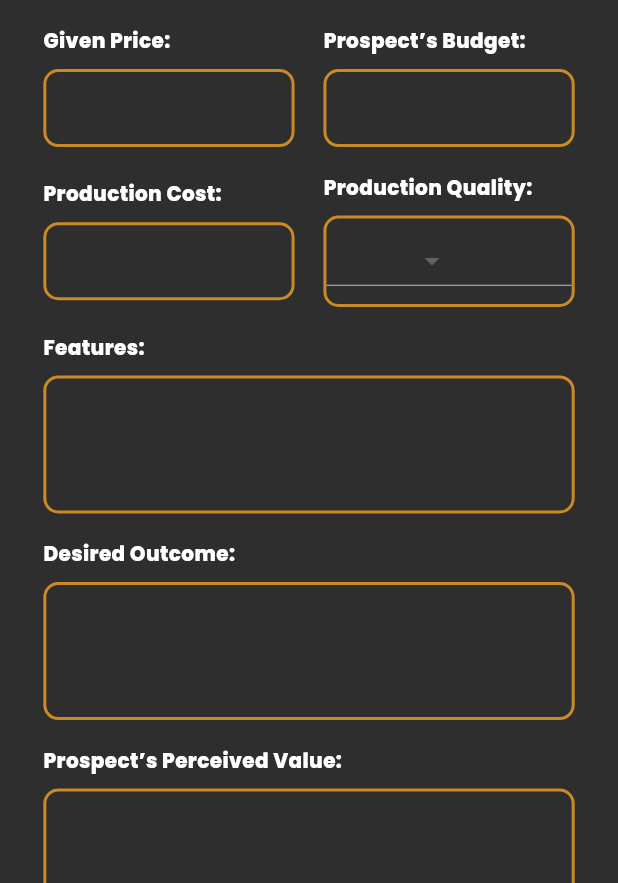
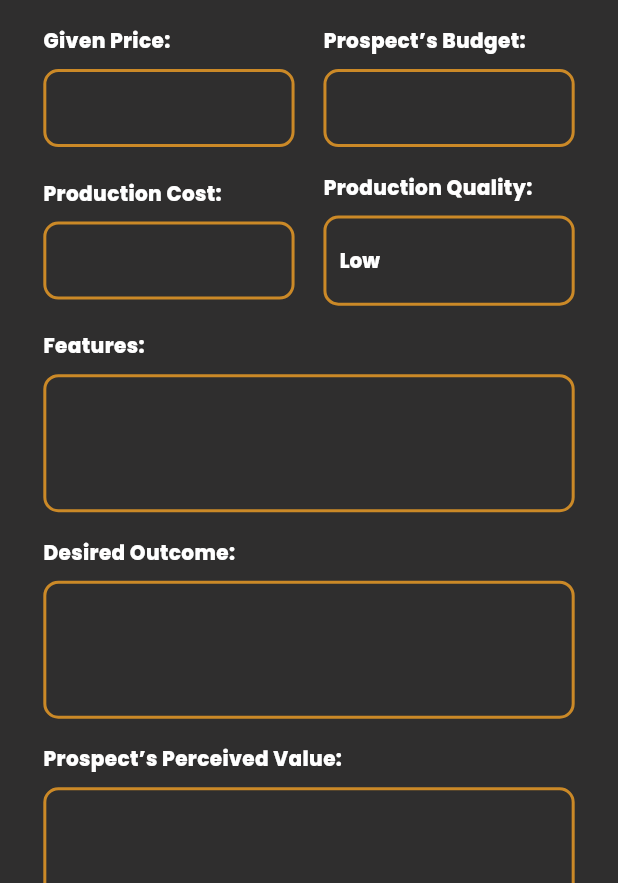
Before and after one commit to inapeace0/quo-ai-app, a Flutter app: the screen it shows after launch, after a tap on "Next", on a phone screen of 412 x 824 dp, the part 353-1236 px from its top. Run offline on Flutter 3.47's test engine with Material 3 defaults, Android fonts, the phone set to English and light mode, and no system bars; our stand-ins replace flutter_screenutil, go_router; missing offline and left inert: seo_renderer.

Commit message:
fix/dropdown-button

```diff
--- a/lib/aboutme.dart
+++ b/lib/aboutme.dart
@@ -1,5 +1,6 @@
 import 'package:flutter/material.dart';
 import 'package:flutter_screenutil/flutter_screenutil.dart';
+import 'package:go_router/go_router.dart';
 import 'package:quotionai/core/components/textarea.dart';
 import 'package:quotionai/generated/gen/assets.gen.dart';
 import 'package:quotionai/core/utils/theme/text_styles.dart';
@@ -57,7 +58,8 @@ class _AboutMeWidgetState extends State<AboutMeWidget> {
                 ElevatedButton(
                   onPressed: () {
                     // Add your button press logic here
-                    Navigator.pushNamed(context, '/businessquote');
+                    print("businessquote");
+                    context.push('/businessquote');
                   },
                   style: ButtonStyle(
                     backgroundColor: MaterialStateProperty.all<Color>(
--- a/lib/businessquote.dart
+++ b/lib/businessquote.dart
@@ -1,5 +1,6 @@
 import 'package:flutter/material.dart';
 import 'package:flutter_screenutil/flutter_screenutil.dart';
+import 'package:go_router/go_router.dart';
 import 'package:quotionai/core/components/dropdown.dart';
 import 'package:quotionai/core/components/numberfield.dart';
 import 'package:quotionai/core/components/textarea.dart';
@@ -101,35 +102,35 @@ class _BusinessQuoteState extends State<BusinessQuote> {
                       fontWeight: FontWeight.w800,
                       color: Colors.red),
                 ),
+                // ElevatedButton(
+                //   onPressed: () {
+                //     // Add your button press logic here
+                //     context.push('/freequotionresponse');
+                //   },
+                //   style: ButtonStyle(
+                //     backgroundColor: MaterialStateProperty.all<Color>(
+                //         const Color(0xFF60A735)),
+                //     shape: MaterialStateProperty.all<RoundedRectangleBorder>(
+                //       RoundedRectangleBorder(
+                //         borderRadius: BorderRadius.circular(0.0),
+                //       ),
+                //     ),
+                //     minimumSize: MaterialStateProperty.all(
+                //         const Size(double.infinity, 50)),
+                //   ),
+                //   child: Text(
+                //     'Analyze It!',
+                //     style: TextStyles.poppinsBold.copyWith(
+                //       fontSize: 30.sp,
+                //       fontWeight: FontWeight.w800,
+                //     ),
+                //   ),
+                // ),
+                // 20.verticalSpace,
                 ElevatedButton(
                   onPressed: () {
                     // Add your button press logic here
-                    Navigator.pushNamed(context, '/freequotionresponse');
-                  },
-                  style: ButtonStyle(
-                    backgroundColor: MaterialStateProperty.all<Color>(
-                        const Color(0xFF60A735)),
-                    shape: MaterialStateProperty.all<RoundedRectangleBorder>(
-                      RoundedRectangleBorder(
-                        borderRadius: BorderRadius.circular(0.0),
-                      ),
-                    ),
-                    minimumSize: MaterialStateProperty.all(
-                        const Size(double.infinity, 50)),
-                  ),
-                  child: Text(
-                    'Analyze It!',
-                    style: TextStyles.poppinsBold.copyWith(
-                      fontSize: 30.sp,
-                      fontWeight: FontWeight.w800,
-                    ),
-                  ),
-                ),
-                20.verticalSpace,
-                ElevatedButton(
-                  onPressed: () {
-                    // Add your button press logic here
-                    Navigator.pushNamed(context, '/upgrade');
+                    context.push('/paidquotionresponse', extra: {});
                   },
                   style: ButtonStyle(
                     backgroundColor: MaterialStateProperty.all<Color>(
--- a/lib/core/components/dropdown.dart
+++ b/lib/core/components/dropdown.dart
@@ -17,6 +17,7 @@ class DropdownField extends StatefulWidget {
 class _DropdownFieldState extends State<DropdownField> {
   final FocusNode _focus = FocusNode();
   bool isSelected = false;
+  String selectedValue = "Low";
 
   @override
   void initState() {
@@ -51,9 +52,13 @@ class _DropdownFieldState extends State<DropdownField> {
           ),
           10.verticalSpace,
         ],
-        Container(
+        Theme(
+          data: Theme.of(context).copyWith(
+            canvasColor: const Color(0xFF2F2E2E),
+          ),
+          child: Container(
             width: double.infinity,
-          padding: EdgeInsets.symmetric(vertical: 5.h),
+            padding: EdgeInsets.symmetric(vertical: 18.sp, horizontal: 10.sp),
             decoration: BoxDecoration(
               border: Border.all(
                 color: const Color(0xFFCB8927),
@@ -62,16 +67,38 @@ class _DropdownFieldState extends State<DropdownField> {
               borderRadius: BorderRadius.circular(10.0),
             ),
             child: DropdownButton<String>(
+              value: selectedValue,
               focusNode: _focus,
+              isDense: true,
+              icon: const SizedBox.shrink(),
+              underline: const SizedBox.shrink(),
+              style: TextStyles.poppinsBold.copyWith(
+                fontSize: 15.sp,
+                fontWeight: FontWeight.w800,
+                color: Colors.white,
+              ),
               items: <String>['Low', 'Medium', 'High'].map((String value) {
                 return DropdownMenuItem<String>(
                   value: value,
-                child: Text(value),
+                  child: Text(
+                    value,
+                    style: TextStyles.poppinsBold.copyWith(
+                      fontSize: 15.sp,
+                      fontWeight: FontWeight.w800,
+                      color: Colors.white,
+                    ),
+                  ),
                 );
               }).toList(),
-            onChanged: (_) {},
+              onChanged: (String? str) {
+                if (str != null) {
+                  selectedValue = str;
+                  setState(() {});
+                }
+              },
             ),
           ),
+        )
       ],
     );
   }
--- a/lib/freequotionresponse.dart
+++ b/lib/freequotionresponse.dart
@@ -1,5 +1,6 @@
 import 'package:flutter/material.dart';
 import 'package:flutter_screenutil/flutter_screenutil.dart';
+import 'package:go_router/go_router.dart';
 import 'package:quotionai/core/components/textarea.dart';
 import 'package:quotionai/core/utils/theme/text_styles.dart';
 import 'package:quotionai/generated/gen/assets.gen.dart';
@@ -69,7 +70,7 @@ class _FreeQuotionResponseState extends State<FreeQuotionResponse> {
                 ElevatedButton(
                   onPressed: () {
                     // Add your button press logic here
-                    Navigator.pushNamed(context, '/');
+                    context.push('/');
                   },
                   style: ButtonStyle(
                     backgroundColor: MaterialStateProperty.all<Color>(
--- a/lib/main.dart
+++ b/lib/main.dart
@@ -1,12 +1,14 @@
 import 'package:flutter/material.dart';
 import 'package:flutter_localizations/flutter_localizations.dart';
 import 'package:flutter_screenutil/flutter_screenutil.dart';
+import 'package:go_router/go_router.dart';
 import 'package:quotionai/aboutme.dart';
 import 'package:quotionai/businessquote.dart';
 import 'package:quotionai/generated/l10n.dart';
 import 'package:quotionai/freequotionresponse.dart';
 import 'package:quotionai/paidquotionresponse.dart';
 import 'package:quotionai/upgrading.dart';
+import 'package:seo_renderer/helpers/renderer_state.dart';
 
 void main() {
   runApp(const MyApp());
@@ -46,7 +48,7 @@ class _MyAppState extends State<MyApp> {
         minTextAdapt: true,
         splitScreenMode: true,
         builder: (context, child) {
-          return MaterialApp(
+          return MaterialApp.router(
             title: 'Quotion AI',
             localizationsDelegates: const [
               S.delegate, // Generated by intl
@@ -60,14 +62,55 @@ class _MyAppState extends State<MyApp> {
               colorScheme: ColorScheme.fromSeed(seedColor: Colors.deepPurple),
               useMaterial3: true,
             ),
-            initialRoute: '/',
-            routes: {
-              '/': (context) => const AboutMeWidget(),
-              '/businessquote': (context) => const BusinessQuote(),
-              '/freequotionresponse': (context) => const FreeQuotionResponse(),
-              '/paidquotionresponse': (context) => const PaidQuotionResponse(),
-              '/upgrade': (context) => const Upgrading(),
-            },
+            routerConfig: GoRouter(
+              initialLocation: "/",
+              observers: [
+                seoRouteObserver,
+              ],
+              debugLogDiagnostics: true,
+              routes: [
+                GoRoute(
+                  name: '/',
+                  path: '/',
+                  pageBuilder: (context, state) => NoTransitionPage<void>(
+                    key: state.pageKey,
+                    child: const AboutMeWidget(),
+                  ),
+                ),
+                GoRoute(
+                  name: '/businessquote',
+                  path: '/businessquote',
+                  pageBuilder: (context, state) => NoTransitionPage<void>(
+                    key: state.pageKey,
+                    child: const BusinessQuote(),
+                  ),
+                ),
+                GoRoute(
+                  name: '/freequotionresponse',
+                  path: '/freequotionresponse',
+                  pageBuilder: (context, state) => NoTransitionPage<void>(
+                    key: state.pageKey,
+                    child: const FreeQuotionResponse(),
+                  ),
+                ),
+                GoRoute(
+                  name: '/paidquotionresponse',
+                  path: '/paidquotionresponse',
+                  pageBuilder: (context, state) => NoTransitionPage<void>(
+                    key: state.pageKey,
+                    child: const PaidQuotionResponse(),
+                  ),
+                ),
+                GoRoute(
+                  name: '/upgrade',
+                  path: '/upgrade',
+                  pageBuilder: (context, state) => NoTransitionPage<void>(
+                    key: state.pageKey,
+                    child: const Upgrading(),
+                  ),
+                ),
+              ],
+            ),
           );
         });
   }
--- a/lib/paidquotionresponse.dart
+++ b/lib/paidquotionresponse.dart
@@ -1,5 +1,6 @@
 import 'package:flutter/material.dart';
 import 'package:flutter_screenutil/flutter_screenutil.dart';
+import 'package:go_router/go_router.dart';
 import 'package:quotionai/core/components/textarea.dart';
 import 'package:quotionai/core/utils/theme/text_styles.dart';
 import 'package:quotionai/generated/gen/assets.gen.dart';
@@ -35,7 +36,7 @@ class _PaidQuotionResponseState extends State<PaidQuotionResponse> {
                 ),
                 Assets.png.logo.image(height: 150.h),
                 20.verticalSpace,
-                TextArea(
+                const TextArea(
                   minLines: 20,
                 ),
                 20.verticalSpace,
@@ -49,7 +50,7 @@ class _PaidQuotionResponseState extends State<PaidQuotionResponse> {
                 ElevatedButton(
                   onPressed: () {
                     // Add your button press logic here
-                    Navigator.pushNamed(context, '/');
+                    context.push('/');
                   },
                   style: ButtonStyle(
                     backgroundColor: MaterialStateProperty.all<Color>(
--- a/lib/upgrading.dart
+++ b/lib/upgrading.dart
@@ -1,8 +1,6 @@
 import 'package:flutter/material.dart';
 import 'package:flutter_screenutil/flutter_screenutil.dart';
-import 'package:quotionai/core/components/dropdown.dart';
-import 'package:quotionai/core/components/numberfield.dart';
-import 'package:quotionai/core/components/textarea.dart';
+import 'package:go_router/go_router.dart';
 import 'package:quotionai/core/utils/theme/text_styles.dart';
 import 'package:quotionai/generated/gen/assets.gen.dart';
 import 'package:quotionai/generated/l10n.dart';
@@ -204,7 +202,7 @@ class _UpgradingState extends State<Upgrading> {
                 ElevatedButton(
                   onPressed: () {
                     // Add your button press logic here
-                    Navigator.pushNamed(context, '/');
+                    context.push('/');
                   },
                   style: ButtonStyle(
                     backgroundColor: MaterialStateProperty.all<Color>(
@@ -229,7 +227,7 @@ class _UpgradingState extends State<Upgrading> {
                 ElevatedButton(
                   onPressed: () {
                     // Add your button press logic here
-                    Navigator.pushNamed(context, '/');
+                    context.push('/');
                   },
                   style: ButtonStyle(
                     backgroundColor: MaterialStateProperty.all<Color>(
--- a/pubspec.yaml
+++ b/pubspec.yaml
@@ -18,6 +18,10 @@ dependencies:
   intl: ^0.18.0
   intl_utils: ^2.8.3
   rename_app: ^1.3.2
+  go_router: ^13.2.2
+  dio: ^5.4.2+1
+  seo_renderer: ^0.6.0
+  flutter_form_builder: ^9.2.1
 
 dev_dependencies:
   flutter_test:
```
Also changed, not shown: pubspec.lock. Lines whose indentation alone changed are shown as unchanged.
